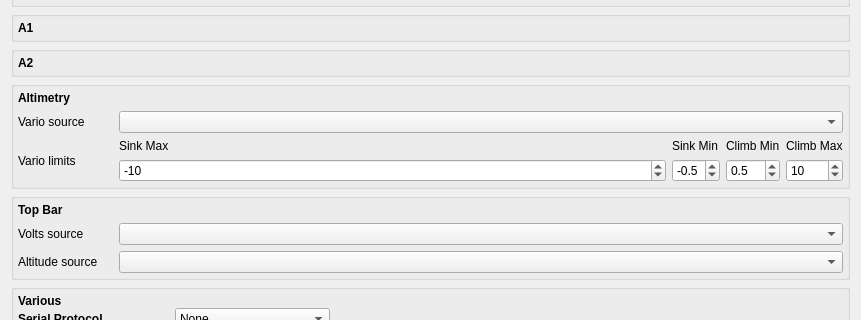
First picture: the form in companion/src/modeledit/telemetry.ui, repository opentx/opentx, before the edit; both pictures show x 0 to 861 and y 119 to 439 of the 861 by 737 pixel window.
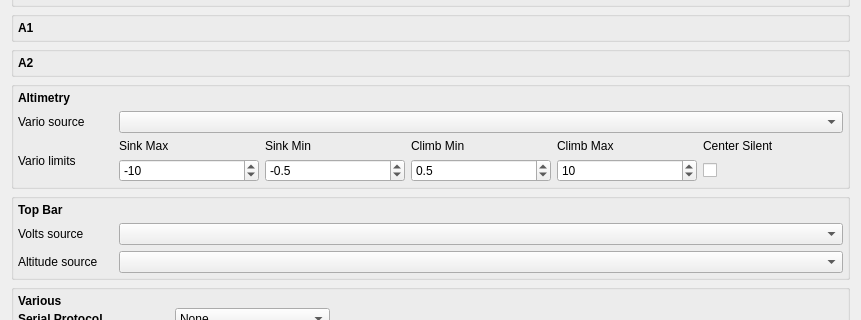
Second picture: the form after the edit. Custom widgets are drawn as their Qt base class.

```diff
--- a/companion/src/modeledit/telemetry.ui
+++ b/companion/src/modeledit/telemetry.ui
@@ -329,7 +329,7 @@
        <number>6</number>
       </property>
       <item row="2" column="1">
-       <layout class="QGridLayout" name="gridLayout_66" columnstretch="1,0,0,0">
+       <layout class="QGridLayout" name="gridLayout_66" columnstretch="1,1,1,1,1">
         <item row="0" column="0">
          <widget class="QLabel" name="VarioLabel_1">
           <property name="sizePolicy">
@@ -488,6 +488,32 @@
           </property>
          </widget>
         </item>
+        <item row="0" column="4">
+         <widget class="QLabel" name="VarioLabel_6">
+          <property name="sizePolicy">
+           <sizepolicy hsizetype="MinimumExpanding" vsizetype="Preferred">
+            <horstretch>0</horstretch>
+            <verstretch>0</verstretch>
+           </sizepolicy>
+          </property>
+          <property name="text">
+           <string>Center Silent</string>
+          </property>
+          <property name="alignment">
+           <set>Qt::AlignLeading|Qt::AlignLeft|Qt::AlignVCenter</set>
+          </property>
+         </widget>
+        </item>
+        <item row="1" column="4">
+         <widget class="AutoCheckBox" name="varioCenterSilent">
+          <property name="layoutDirection">
+           <enum>Qt::LeftToRight</enum>
+          </property>
+          <property name="text">
+           <string/>
+          </property>
+         </widget>
+        </item>
        </layout>
       </item>
       <item row="2" column="0">
@@ -920,6 +946,11 @@
    <extends>QComboBox</extends>
    <header>autocombobox.h</header>
   </customwidget>
+  <customwidget>
+   <class>AutoCheckBox</class>
+   <extends>QCheckBox</extends>
+   <header>autocheckbox.h</header>
+  </customwidget>
  </customwidgets>
  <tabstops>
   <tabstop>telemetryProtocol</tabstop>
```
Left out of the diff: 4 changed lines with no effect on the pictures.
